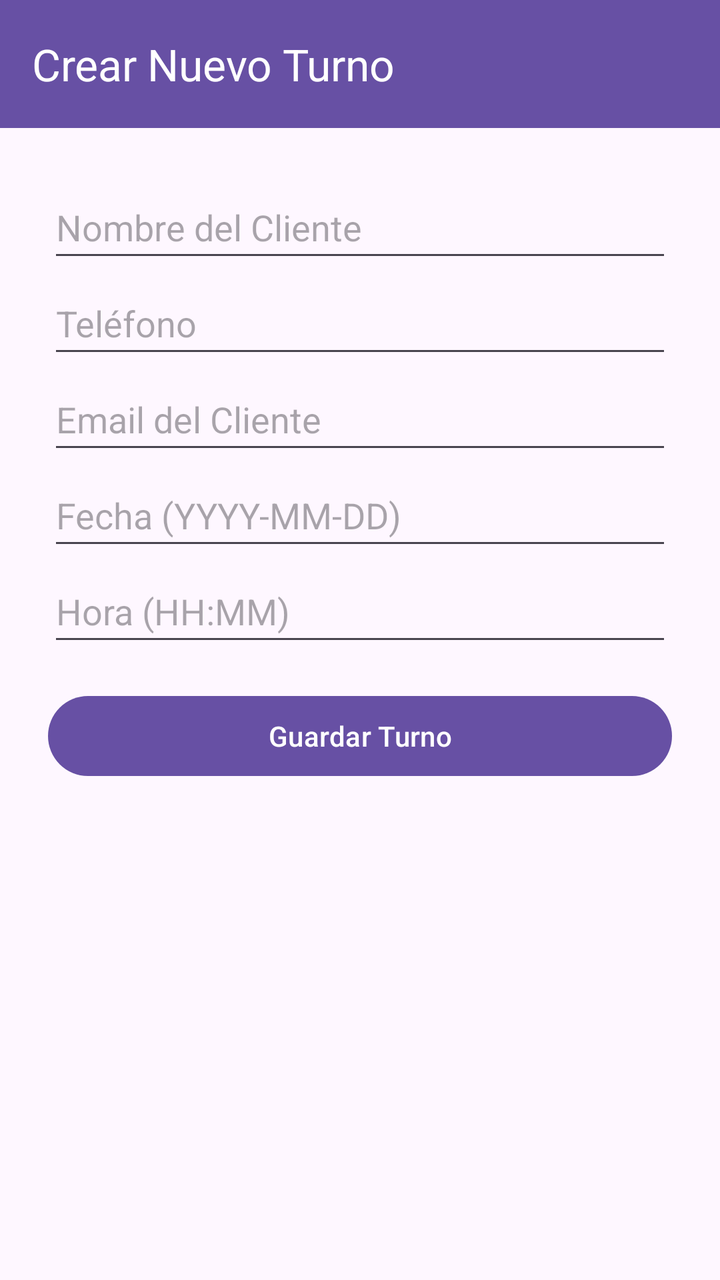
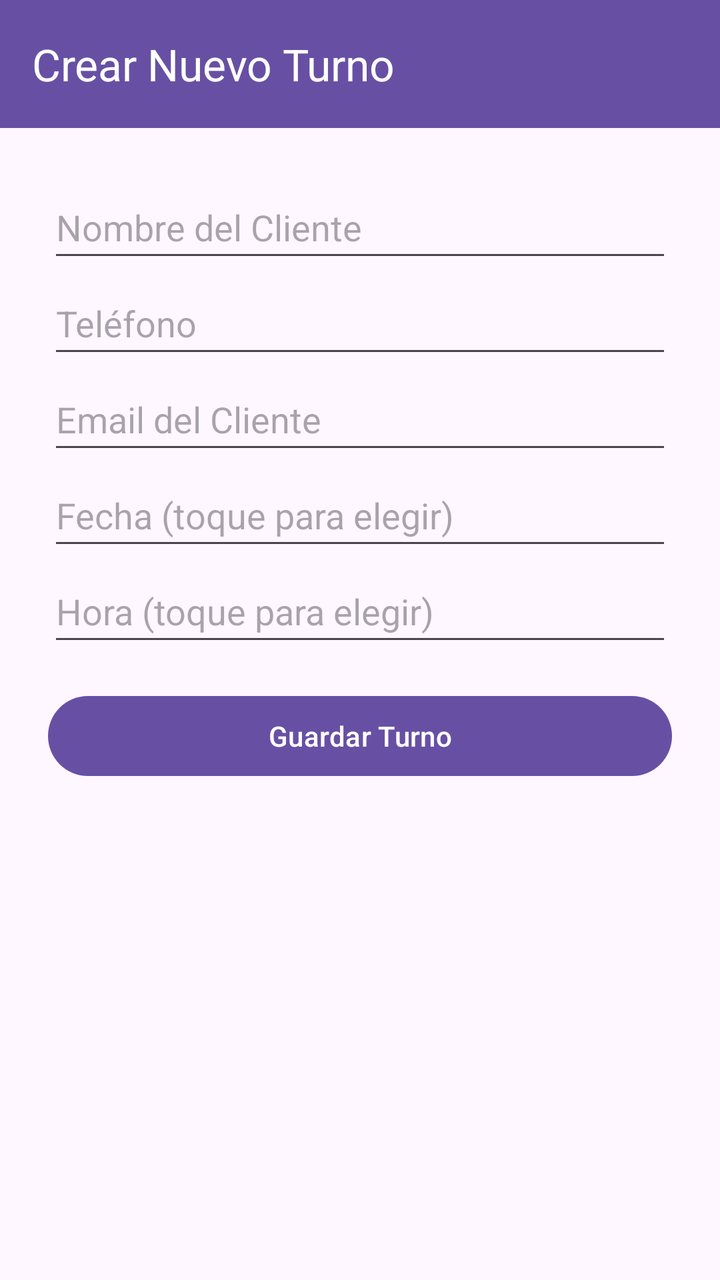

Two renders of the same Android screen: before a commit and after it. Below are the layout's source before the change and the commit's diff.
<!-- AndroidManifest.xml: application theme Theme.Agendify_Android -->
<!-- res/layout/activity_crear_turno.xml -->
<?xml version="1.0" encoding="utf-8"?>
<LinearLayout xmlns:android="http://schemas.android.com/apk/res/android"
    xmlns:app="http://schemas.android.com/apk/res-auto"
    xmlns:tools="http://schemas.android.com/tools"
    android:id="@+id/main"
    android:layout_width="match_parent"
    android:layout_height="match_parent"
    android:orientation="vertical"
    tools:context=".CrearTurnoActivity">

    <com.google.android.material.appbar.MaterialToolbar
        android:id="@+id/toolbarCrear"
        android:layout_width="match_parent"
        android:layout_height="?attr/actionBarSize"
        android:background="?attr/colorPrimary"
        app:title="@string/titulo_crear_turno"
        app:titleTextColor="@android:color/white"
        app:navigationIconTint="@android:color/white" />

    <ScrollView
        android:layout_width="match_parent"
        android:layout_height="0dp"
        android:layout_weight="1"
        android:fillViewport="true">

        <LinearLayout
            android:layout_width="match_parent"
            android:layout_height="wrap_content"
            android:orientation="vertical"
            android:padding="24dp">

            <EditText
                android:id="@+id/etNombre"
                android:layout_width="match_parent"
                android:layout_height="wrap_content"
                android:hint="@string/hint_nombre_cliente"
                android:inputType="textPersonName"
                android:minHeight="48dp" />

            <EditText
                android:id="@+id/etTelefono"
                android:layout_width="match_parent"
                android:layout_height="wrap_content"
                android:hint="@string/hint_telefono"
                android:inputType="phone"
                android:minHeight="48dp" />

            <EditText
                android:id="@+id/etEmail"
                android:layout_width="match_parent"
                android:layout_height="wrap_content"
                android:hint="@string/hint_email_cliente"
                android:inputType="textEmailAddress"
                android:minHeight="48dp" />

            <EditText
                android:id="@+id/etFecha"
                android:layout_width="match_parent"
                android:layout_height="wrap_content"
                android:hint="@string/hint_fecha"
                android:inputType="date"
                android:minHeight="48dp" />

            <EditText
                android:id="@+id/etHora"
                android:layout_width="match_parent"
                android:layout_height="wrap_content"
                android:hint="@string/hint_hora"
                android:inputType="time"
                android:minHeight="48dp" />

            <Button
                android:id="@+id/btnGuardar"
                android:layout_width="match_parent"
                android:layout_height="wrap_content"
                android:layout_marginTop="16dp"
                android:text="@string/btn_guardar_turno" />

            <ProgressBar
                android:id="@+id/progressBarCrear"
                android:layout_width="wrap_content"
                android:layout_height="wrap_content"
                android:layout_gravity="center_horizontal"
                android:layout_marginTop="16dp"
                android:visibility="gone" />
        </LinearLayout>
    </ScrollView>
</LinearLayout>
<!-- resources referenced by this layout -->
<resources>
  <string name="btn_guardar_turno">Guardar Turno</string>
  <string name="hint_email_cliente">Email del Cliente</string>
  <string name="hint_fecha">Fecha (YYYY-MM-DD)</string>
  <string name="hint_hora">Hora (HH:MM)</string>
  <string name="hint_nombre_cliente">Nombre del Cliente</string>
  <string name="hint_telefono">Teléfono</string>
  <string name="titulo_crear_turno">Crear Nuevo Turno</string>
  <style name="Theme.Agendify_Android" parent="Base.Theme.Agendify_Android" />
  <style name="Base.Theme.Agendify_Android" parent="Theme.Material3.DayNight.NoActionBar" />
</resources>

<!-- the commit's change to res/layout/activity_crear_turno.xml (unified diff, before → after) -->
@@ -58,7 +58,8 @@
                 android:layout_width="match_parent"
                 android:layout_height="wrap_content"
                 android:hint="@string/hint_fecha"
-                android:inputType="date"
+                android:focusable="false"
+                android:clickable="true"
                 android:minHeight="48dp" />
 
             <EditText
@@ -66,7 +67,8 @@
                 android:layout_width="match_parent"
                 android:layout_height="wrap_content"
                 android:hint="@string/hint_hora"
-                android:inputType="time"
+                android:focusable="false"
+                android:clickable="true"
                 android:minHeight="48dp" />
 
             <Button
<!-- resource entries referenced after the edit -->
@@ -2,8 +2,8 @@
 <resources>
   <string name="btn_guardar_turno">Guardar Turno</string>
   <string name="hint_email_cliente">Email del Cliente</string>
-  <string name="hint_fecha">Fecha (YYYY-MM-DD)</string>
-  <string name="hint_hora">Hora (HH:MM)</string>
+  <string name="hint_fecha">Fecha (toque para elegir)</string>
+  <string name="hint_hora">Hora (toque para elegir)</string>
   <string name="hint_nombre_cliente">Nombre del Cliente</string>
   <string name="hint_telefono">Teléfono</string>
   <string name="titulo_crear_turno">Crear Nuevo Turno</string>
